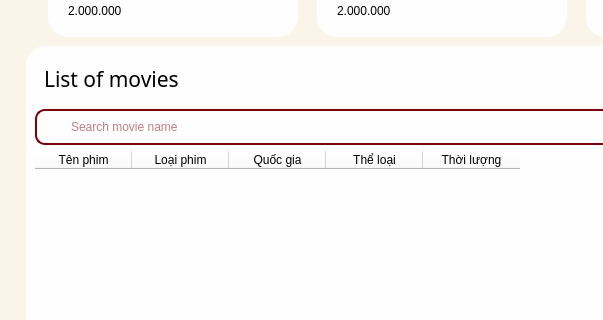
nhuanh1070/FinalProject, file ui/admin/AdminUi.ui: the form before one commit; both pictures show x 0 to 603 and y 119 to 439 of the 1149 by 773 pixel window.
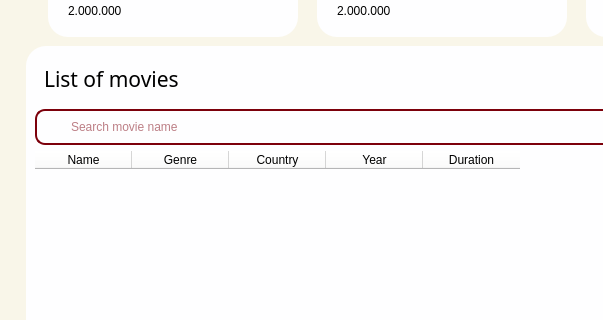
The form after the commit. The open tabs and pages were chosen to show the change. Icons and pictures are not drawn.

Commit message: Fix lỗi AdminUi và xong phần pagePC User

What changed in the file:
```diff
--- a/ui/admin/AdminUi.ui
+++ b/ui/admin/AdminUi.ui
@@ -915,27 +915,27 @@
                    </attribute>
                    <column>
                     <property name="text">
-                     <string>Tên phim</string>
+                     <string>Name</string>
                     </property>
                    </column>
                    <column>
                     <property name="text">
-                     <string>Loại phim</string>
+                     <string>Genre</string>
                     </property>
                    </column>
                    <column>
                     <property name="text">
-                     <string>Quốc gia</string>
+                     <string>Country</string>
                     </property>
                    </column>
                    <column>
                     <property name="text">
-                     <string>Thể loại</string>
+                     <string>Year</string>
                     </property>
                    </column>
                    <column>
                     <property name="text">
-                     <string>Thời lượng</string>
+                     <string>Duration</string>
                     </property>
                    </column>
                   </widget>
```
Left out of the diff: 2 changed lines with no effect on the pictures. The commit also changes 15 other files.
